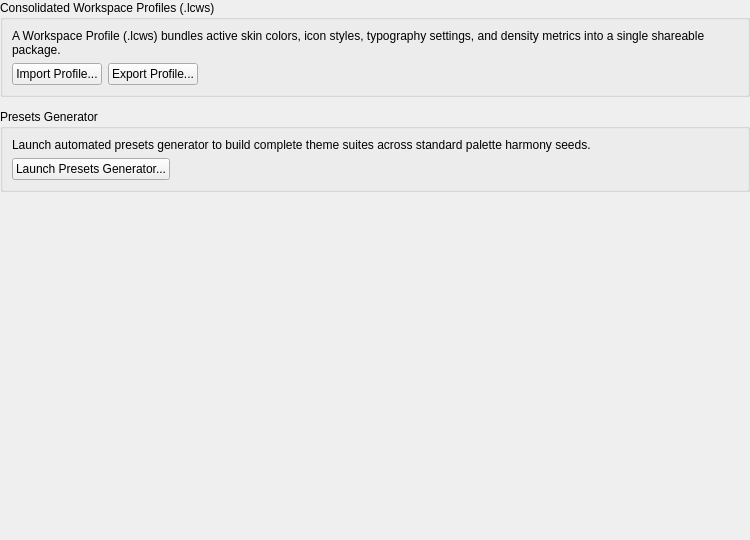
Before: the Qt Designer form librecad/src/ui/dialogs/settings/options_widget/pages/lc_settings_page_styling_profiles.ui in sand1024/LibreCAD, drawn with Qt 5.
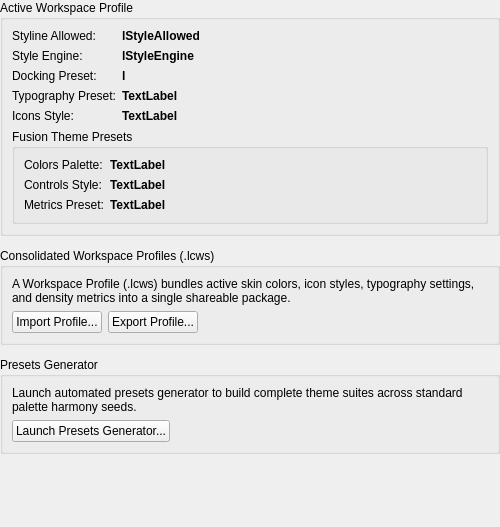
After: the same form once the commit is applied. Icons and pictures are not drawn.

Commit message: drafting preferences cleanup, drafting/configuration export/import update for drafting presets (wip), code cleanup

```diff
--- a/librecad/src/ui/dialogs/settings/options_widget/pages/lc_settings_page_styling_profiles.ui
+++ b/librecad/src/ui/dialogs/settings/options_widget/pages/lc_settings_page_styling_profiles.ui
@@ -6,8 +6,8 @@
             <rect>
                 <x>0</x>
                 <y>0</y>
-                <width>750</width>
-                <height>540</height>
+    <width>500</width>
+    <height>527</height>
             </rect>
         </property>
         <layout class="QVBoxLayout" name="verticalLayout_main">
@@ -26,6 +26,176 @@
             <property name="bottomMargin">
                 <number>0</number>
             </property>
+   <item>
+    <widget class="QGroupBox" name="groupBox">
+     <property name="title">
+      <string>Active Workspace Profile</string>
+     </property>
+     <layout class="QFormLayout" name="formLayout">
+      <item row="0" column="0">
+       <widget class="QLabel" name="label_7">
+        <property name="text">
+         <string>Styline Allowed:</string>
+        </property>
+       </widget>
+      </item>
+      <item row="0" column="1">
+       <widget class="QLabel" name="lStylingAllowed">
+        <property name="font">
+         <font>
+          <bold>true</bold>
+         </font>
+        </property>
+        <property name="text">
+         <string>lStyleAllowed</string>
+        </property>
+       </widget>
+      </item>
+      <item row="1" column="0">
+       <widget class="QLabel" name="label_8">
+        <property name="text">
+         <string>Style Engine:</string>
+        </property>
+       </widget>
+      </item>
+      <item row="1" column="1">
+       <widget class="QLabel" name="lActiveStyleEngine">
+        <property name="font">
+         <font>
+          <bold>true</bold>
+         </font>
+        </property>
+        <property name="text">
+         <string>lStyleEngine</string>
+        </property>
+       </widget>
+      </item>
+      <item row="2" column="0">
+       <widget class="QLabel" name="label_6">
+        <property name="text">
+         <string>Docking Preset:</string>
+        </property>
+       </widget>
+      </item>
+      <item row="2" column="1">
+       <widget class="QLabel" name="lActiveDockingPreset">
+        <property name="font">
+         <font>
+          <bold>true</bold>
+         </font>
+        </property>
+        <property name="text">
+         <string>l</string>
+        </property>
+       </widget>
+      </item>
+      <item row="3" column="0">
+       <widget class="QLabel" name="label_3">
+        <property name="text">
+         <string>Typography Preset:</string>
+        </property>
+       </widget>
+      </item>
+      <item row="3" column="1">
+       <widget class="QLabel" name="lActiveTypographyPreset">
+        <property name="font">
+         <font>
+          <bold>true</bold>
+         </font>
+        </property>
+        <property name="text">
+         <string>TextLabel</string>
+        </property>
+       </widget>
+      </item>
+      <item row="4" column="0">
+       <widget class="QLabel" name="label_4">
+        <property name="text">
+         <string>Icons Style:</string>
+        </property>
+       </widget>
+      </item>
+      <item row="4" column="1">
+       <widget class="QLabel" name="lActiveIconStyle">
+        <property name="font">
+         <font>
+          <bold>true</bold>
+         </font>
+        </property>
+        <property name="text">
+         <string>TextLabel</string>
+        </property>
+       </widget>
+      </item>
+      <item row="5" column="0" colspan="2">
+       <widget class="QGroupBox" name="gbFusionPresets">
+        <property name="title">
+         <string>Fusion Theme Presets</string>
+        </property>
+        <layout class="QFormLayout" name="formLayout_2">
+         <item row="0" column="0">
+          <widget class="QLabel" name="label">
+           <property name="text">
+            <string>Colors Palette:</string>
+           </property>
+          </widget>
+         </item>
+         <item row="0" column="1">
+          <widget class="QLabel" name="lActiveFusionColorsPattern">
+           <property name="font">
+            <font>
+             <bold>true</bold>
+            </font>
+           </property>
+           <property name="text">
+            <string>TextLabel</string>
+           </property>
+          </widget>
+         </item>
+         <item row="1" column="0">
+          <widget class="QLabel" name="label_2">
+           <property name="text">
+            <string>Controls Style:</string>
+           </property>
+          </widget>
+         </item>
+         <item row="1" column="1">
+          <widget class="QLabel" name="lActiveFusionTheme">
+           <property name="font">
+            <font>
+             <bold>true</bold>
+            </font>
+           </property>
+           <property name="text">
+            <string>TextLabel</string>
+           </property>
+          </widget>
+         </item>
+         <item row="2" column="0">
+          <widget class="QLabel" name="label_5">
+           <property name="text">
+            <string>Metrics Preset:</string>
+           </property>
+          </widget>
+         </item>
+         <item row="2" column="1">
+          <widget class="QLabel" name="lActiveFusionMetrics">
+           <property name="font">
+            <font>
+             <bold>true</bold>
+            </font>
+           </property>
+           <property name="text">
+            <string>TextLabel</string>
+           </property>
+          </widget>
+         </item>
+        </layout>
+       </widget>
+      </item>
+     </layout>
+    </widget>
+   </item>
             <item>
                 <widget class="QGroupBox" name="gbProfiles">
                     <property name="title">
@@ -77,8 +247,8 @@
                                 </property>
                                 <property name="sizeHint" stdset="0">
                                     <size>
-                                        <width>40</width>
-                                        <height>20</height>
+          <width>0</width>
+          <height>0</height>
                                     </size>
                                 </property>
                             </spacer>
@@ -102,7 +272,20 @@
                                 </property>
                             </widget>
                         </item>
-                        <item row="1" column="0">
+      <item row="2" column="1">
+       <spacer name="horizontalSpacer2">
+        <property name="orientation">
+         <enum>Qt::Orientation::Horizontal</enum>
+        </property>
+        <property name="sizeHint" stdset="0">
+         <size>
+          <width>0</width>
+          <height>0</height>
+         </size>
+        </property>
+       </spacer>
+      </item>
+      <item row="2" column="0">
                             <widget class="QPushButton" name="pbPresetsGenerator">
                                 <property name="toolTip">
                                     <string>Launch presets batch generation tool.</string>
@@ -116,19 +299,6 @@
                                 </property>
                             </widget>
                         </item>
-                        <item row="1" column="1">
-                            <spacer name="horizontalSpacer2">
-                                <property name="orientation">
-                                    <enum>Qt::Orientation::Horizontal</enum>
-                                </property>
-                                <property name="sizeHint" stdset="0">
-                                    <size>
-                                        <width>40</width>
-                                        <height>20</height>
-                                    </size>
-                                </property>
-                            </spacer>
-                        </item>
                     </layout>
                 </widget>
             </item>
@@ -139,8 +309,8 @@
                     </property>
                     <property name="sizeHint" stdset="0">
                         <size>
-                            <width>20</width>
-                            <height>40</height>
+       <width>0</width>
+       <height>0</height>
                         </size>
                     </property>
                 </spacer>
```
Left out of the diff: 6 changed lines with no effect on the pictures. Lines whose indentation alone changed are shown as unchanged. The commit also changes 84 other files.
